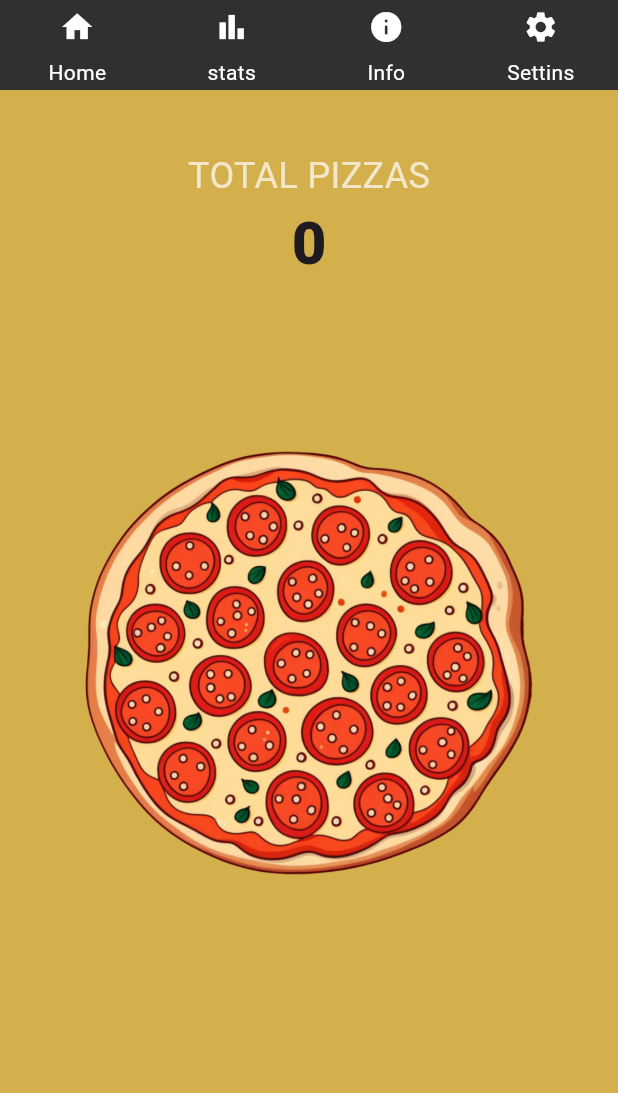
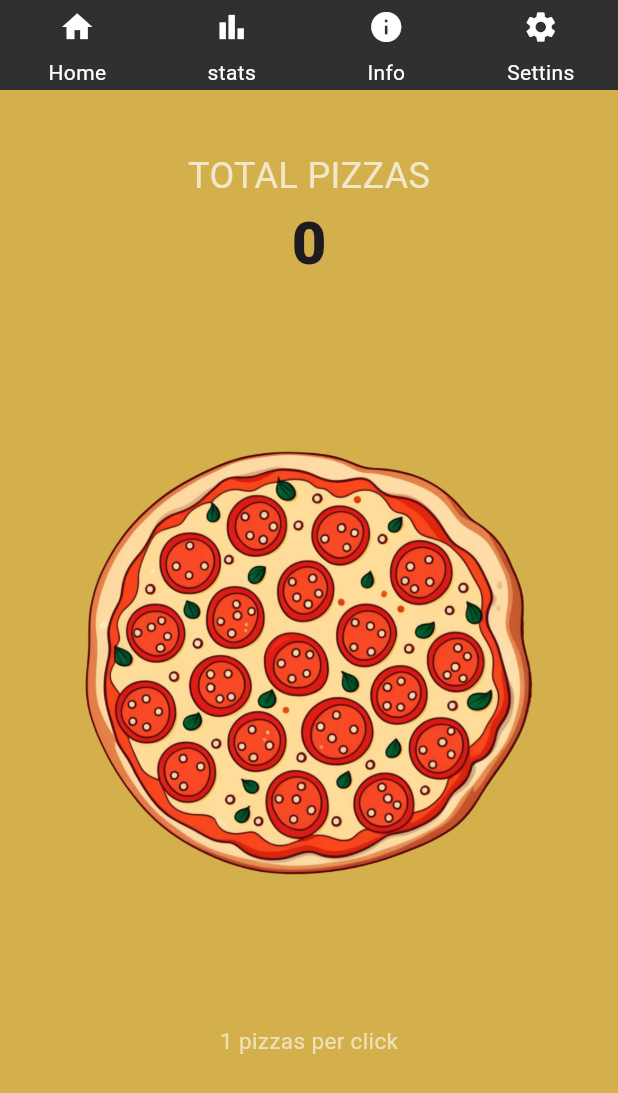
Before and after one commit to augi07/PizzaClicker, a Flutter app: the screen it shows after launch, on a phone screen of 412 x 824 dp. Shown: the top 1093 px of the screen. Run offline on Flutter 3.47's test engine with Material 3 defaults, Android fonts, the phone set to English and light mode, and no system bars; our stand-ins replace shared_preferences.

Commit message:
saving and laoding data for counter

```diff
--- a/lib/home.dart
+++ b/lib/home.dart
@@ -1,4 +1,7 @@
 import 'package:flutter/material.dart';
+import 'package:shared_preferences/shared_preferences.dart';
+
+import 'StatsContent.dart';
 
 
 class MyHomePage extends StatefulWidget {
@@ -7,6 +10,7 @@ class MyHomePage extends StatefulWidget {
 
   @override
   State<MyHomePage> createState() => _MyHomePageState();
+
 }
 
 class _MyHomePageState extends State<MyHomePage> {
@@ -14,12 +18,25 @@ class _MyHomePageState extends State<MyHomePage> {
   int currentPageIndex = 0;
   double _imageSize = 300;
 
+  @override
+  void initState() {
+    super.initState();
+    _loadCounter();
+  }
 
+  Future<void> _loadCounter() async {
+    final prefs = await SharedPreferences.getInstance();
+    setState(() {
+      _counter = (prefs.getInt('counter') ?? 0);
+    });
+  }
 
-  void incrementCounter() {
-      setState(() {
-        _counter++;
-      });
+  Future<void> incrementCounter() async {
+    final prefs = await SharedPreferences.getInstance();
+    setState(() {
+      _counter = (prefs.getInt('counter') ?? 0) + 1;
+      prefs.setInt('counter', _counter);
+    });
   }
 
   @override
@@ -33,7 +50,7 @@ class _MyHomePageState extends State<MyHomePage> {
             child: NavigationBarTheme(
               data: NavigationBarThemeData(
                 labelTextStyle: WidgetStateProperty.all(
-                  TextStyle(color: Colors.white), // Change this to any color you want
+                  TextStyle(color: Colors.white),
                 ),
               ),
               child: NavigationBar(
@@ -72,7 +89,7 @@ class _MyHomePageState extends State<MyHomePage> {
         // Home page
         Stack(
           children: [
-            /// Hier wird es oben zentriert!
+            // Hier wird es oben zentriert!
             Align(
               alignment: Alignment.topCenter,
               child: Padding(
@@ -106,7 +123,7 @@ class _MyHomePageState extends State<MyHomePage> {
                   onTapUp: (_) {
                     setState(() {
                       _imageSize = 300;
-                      _counter++;
+                      incrementCounter();
                     });
                   },
                   onTapCancel: () {
@@ -123,10 +140,27 @@ class _MyHomePageState extends State<MyHomePage> {
                   ),
                 ),
               ),
+
+            Align(
+              alignment: Alignment.bottomCenter,
+              child: Padding(
+                padding: const EdgeInsets.only(bottom: 120.0),
+                child: Column(
+                  mainAxisSize: MainAxisSize.min,
+                  children: <Widget>[
+                    const Text(
+                      '1 pizzas per click',
+                      style: TextStyle(fontSize: 15, fontWeight: FontWeight.w400, color: Colors.white60 ),
+                    ),
+                  ],
+                ),
+              ),
+            ),
           ],
         ),
 
-        /// Stats Page (NEU HINZUGEFÜGT!)
+        // Stats Page
+        //home: StatsContent(title: '',),
         const Center(
           child: Text(
             'Stats Page',
@@ -134,7 +168,7 @@ class _MyHomePageState extends State<MyHomePage> {
           ),
         ),
 
-                // Info Page
+        // Info Page
         const Center(
           child: Text(
             'Info Page',
--- a/lib/statsContent.dart
+++ b/lib/statsContent.dart
@@ -1,11 +1,11 @@
 import 'package:flutter/material.dart';
 
-class InfoContent extends StatelessWidget {
+class StatsContent extends StatelessWidget {
   @override
   Widget build(BuildContext context) {
     return Container(
-      child: Text('Stats Page'),
       color: Colors.white,
+      child: Text('Stats page test'),
     );
   }
 }
--- a/pubspec.yaml
+++ b/pubspec.yaml
@@ -15,6 +15,7 @@ dependencies:
   english_words: ^4.0.0
   provider: ^6.1.2
   counter: ^0.2.2
+  shared_preferences: ^2.5.3
 
 dev_dependencies:
   flutter_test:
```
Also changed, not shown: pubspec.lock, 1 other file.
